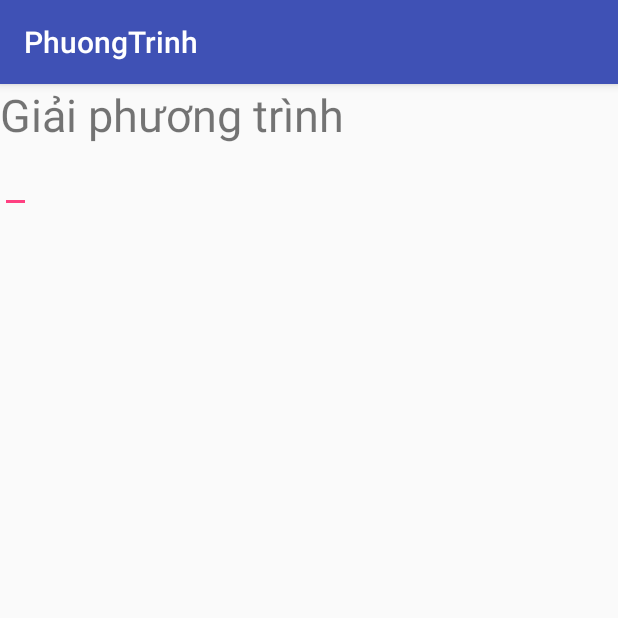
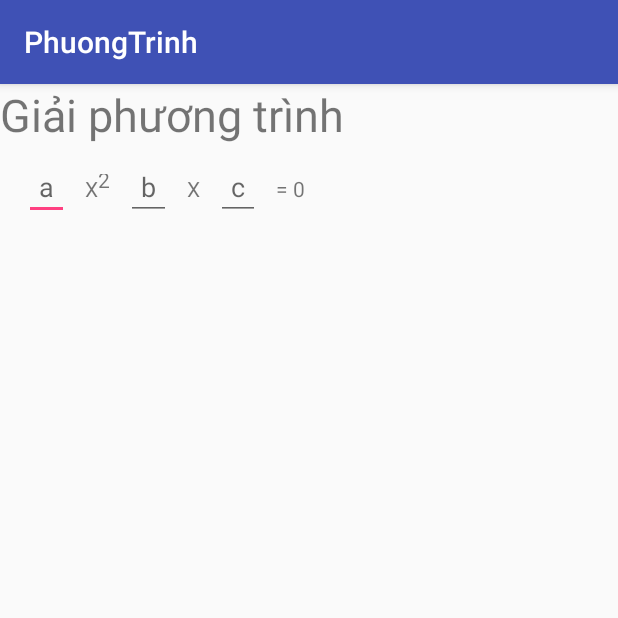
Before and after one commit to quyetdv155214/LearnAnroid, an Android app: the screen it shows after launch (MainActivity), on a phone screen of 412 x 824 dp, the top half of it. Run offline under Robolectric (Android 15) with nearby library versions, the phone set to English and light mode, and no system bars; our stand-ins replace ButterKnife.

Commit message:
ex giai phuong trinh 2

```diff
--- a/PhuongTrinh/app/build.gradle
+++ b/PhuongTrinh/app/build.gradle
@@ -27,4 +27,6 @@ dependencies {
     compile 'com.android.support:appcompat-v7:25.3.1'
     compile 'com.android.support.constraint:constraint-layout:1.0.2'
     testCompile 'junit:junit:4.12'
+    compile 'com.jakewharton:butterknife:8.8.1'
+    annotationProcessor 'com.jakewharton:butterknife-compiler:8.8.1'
 }
--- a/PhuongTrinh/app/src/main/java/learn/quyet/phuongtrinh/MainActivity.java
+++ b/PhuongTrinh/app/src/main/java/learn/quyet/phuongtrinh/MainActivity.java
@@ -2,13 +2,28 @@ package learn.quyet.phuongtrinh;
 
 import android.support.v7.app.AppCompatActivity;
 import android.os.Bundle;
+import android.text.Html;
+import android.widget.TextView;
+
+import butterknife.BindView;
+import butterknife.ButterKnife;
 
 public class MainActivity extends AppCompatActivity {
-
+    @BindView(R.id.tvA) TextView tvA;
+    @BindView(R.id.tvB) TextView tvB;
+    @BindView(R.id.txtA) TextView txtA;
+    @BindView(R.id.txtB) TextView txtB;
+    @BindView(R.id.txtC) TextView txtC;
     @Override
     protected void onCreate(Bundle savedInstanceState) {
         super.onCreate(savedInstanceState);
         setContentView(R.layout.activity_main);
+        ButterKnife.bind(this);
+        setupUI();
+    }
+    private void setupUI(){
+        tvA.setText(Html.fromHtml("X<sup>2</sup>"));
+        tvB.setText("X");
     }
 
 }
--- a/PhuongTrinh/app/src/main/res/layout/activity_main.xml
+++ b/PhuongTrinh/app/src/main/res/layout/activity_main.xml
@@ -17,11 +17,51 @@
         app:layout_constraintLeft_toLeftOf="parent"
         app:layout_constraintRight_toRightOf="parent"
         app:layout_constraintTop_toTopOf="parent" />
-    <EditText
-        android:text=""
-
+    <LinearLayout
         android:layout_below="@id/tvTitle"
-        android:layout_width="wrap_content"
-        android:layout_height="wrap_content" />
+        android:orientation="horizontal"
+        android:layout_width="match_parent"
+        android:layout_height="wrap_content">
+        <TextView
+            android:layout_margin="5dp"
+            android:layout_width="wrap_content"
+            android:layout_height="wrap_content" />
+        <EditText
+            android:id="@+id/txtA"
+            android:hint="@string/varA"
+            android:layout_margin="5dp"
+            android:padding="10dp"
+            android:layout_width="wrap_content"
+            android:layout_height="wrap_content" />
+        <TextView
+            android:id="@+id/tvA"
+            android:layout_margin="5dp"
+            android:layout_width="wrap_content"
+            android:layout_height="wrap_content" />
+        <EditText
+            android:id="@+id/txtB"
+            android:hint="@string/varB"
+            android:padding="10dp"
+            android:layout_margin="5dp"
+            android:layout_width="wrap_content"
+            android:layout_height="wrap_content" />
+        <TextView
+            android:id="@+id/tvB"
+            android:layout_margin="5dp"
+            android:layout_width="wrap_content"
+            android:layout_height="wrap_content" />
+        <EditText
+            android:id="@+id/txtC"
+            android:hint="@string/varC"
+            android:layout_margin="5dp"
+            android:padding="10dp"
+            android:layout_width="wrap_content"
+            android:layout_height="wrap_content" />
+        <TextView
+            android:text="@string/equal_zezo"
+            android:layout_margin="5dp"
+            android:layout_width="wrap_content"
+            android:layout_height="wrap_content" />
+    </LinearLayout>
 
 </RelativeLayout>
--- a/PhuongTrinh/app/src/main/res/values/strings.xml
+++ b/PhuongTrinh/app/src/main/res/values/strings.xml
@@ -1,4 +1,8 @@
 <resources>
     <string name="app_name">PhuongTrinh</string>
     <string name="app_title">Giải phương trình</string>
+    <string name="varA">a</string>
+    <string name="varB">b</string>
+    <string name="varC">c</string>
+    <string name="equal_zezo">= 0</string>
 </resources>
```
